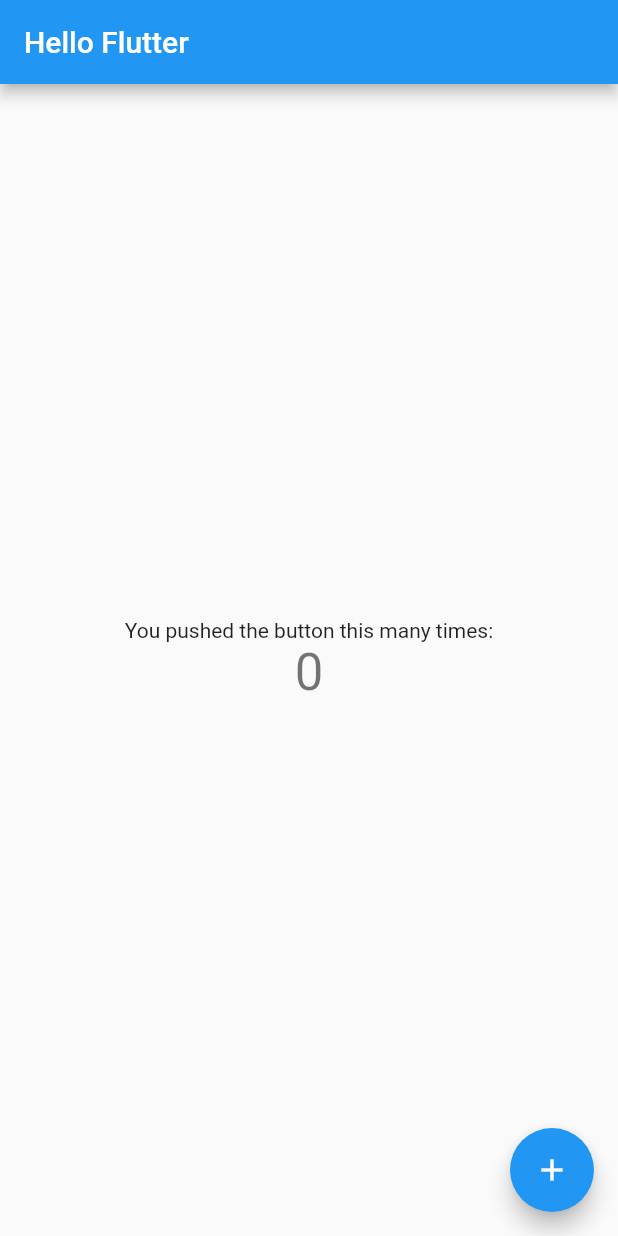
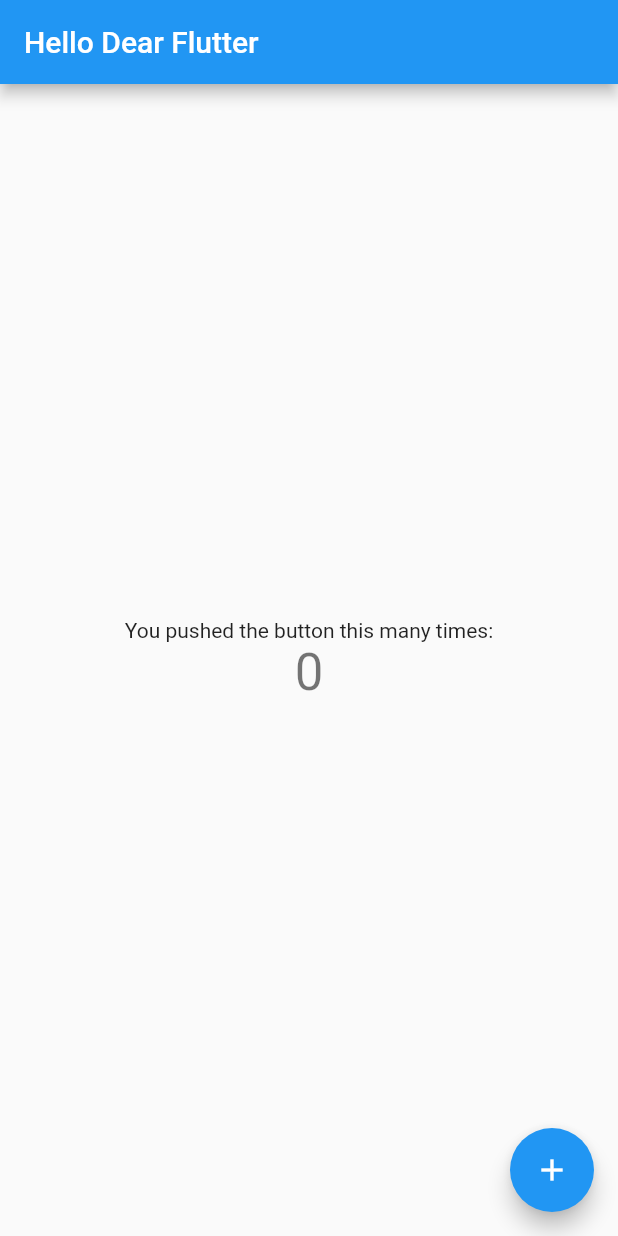
Before and after one commit to maviharjit/LearnFlutter, a Flutter app: the screen it shows after launch, on a phone screen of 412 x 824 dp. Run offline on Flutter 3.47's test engine with Material 2 defaults, Android fonts, the phone set to English and light mode, and no system bars; our stand-ins replace audioplayers, get_it, rflutter_alert, rxdart.

Commit message:
Trying to commit from within vscode

```diff
--- a/hello_flutter_app/lib/main.dart
+++ b/hello_flutter_app/lib/main.dart
@@ -22,7 +22,7 @@
         // is not restarted.
         primarySwatch: Colors.blue,
       ),
-      home: MyHomePage(title: 'Hello Flutter'),
+      home: MyHomePage(title: 'Hello Dear Flutter'),
     );
   }
 }
```
